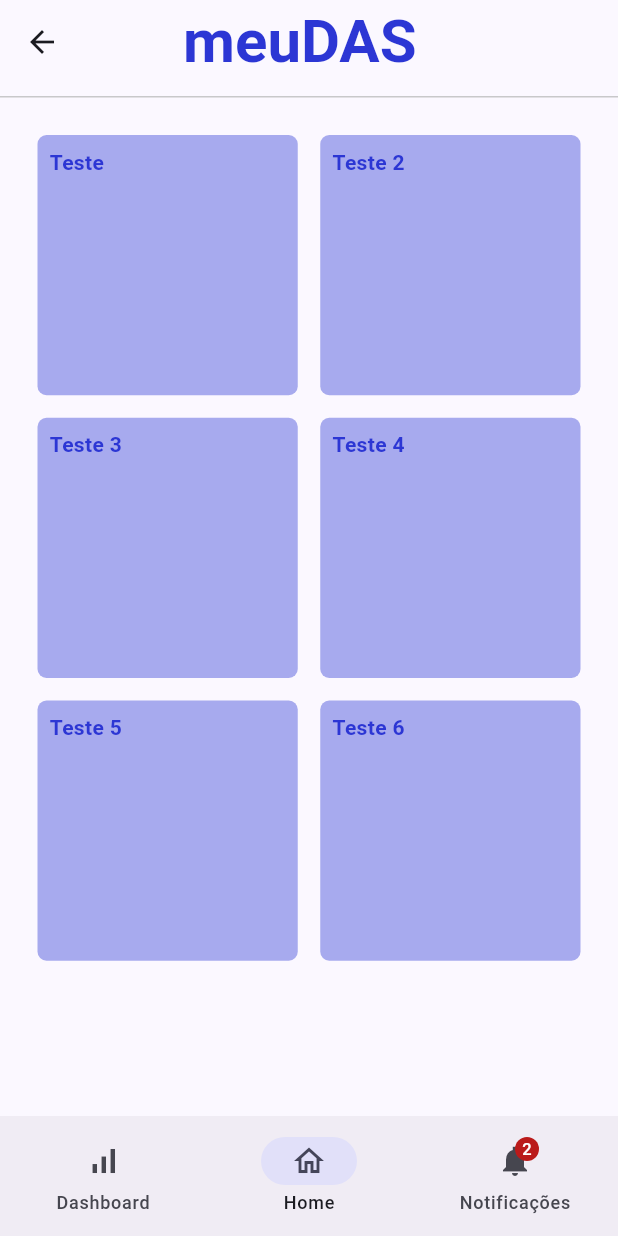
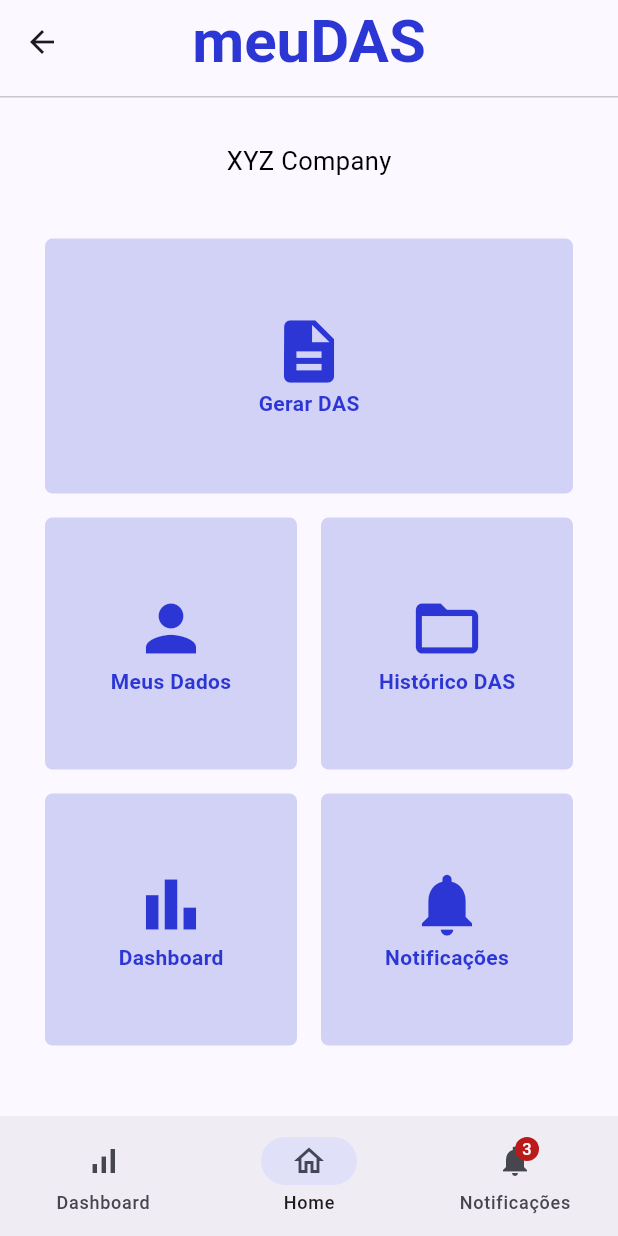
Before and after one commit to rafarcanjoatos/meu_das_flutter, a Flutter app: the GenericAppPageWidget screen opened directly, item 2 of the bottom bar chosen, on a phone screen of 412 x 824 dp. Run offline on Flutter 3.47's test engine with Material 3 defaults, Android fonts, the phone set to English and light mode, and no system bars; our stand-ins replace google_fonts; Roboto replaces fonts that are missing (Ubuntu).

Commit message:
Implementação Menu da Home
Criação do Grid conforme Layout, Criação dos labels e icons de cada item do menu. Endereçamento das páginas que já estão disponíveis.

```diff
--- a/lib/pages/app/home_page.dart
+++ b/lib/pages/app/home_page.dart
@@ -1,7 +1,6 @@
 import 'package:flutter/material.dart';
 import 'package:meu_das_flutter/widgets/menu/grid_view_widget.dart';
 import 'package:meu_das_flutter/widgets/page/generic_app_page_widget.dart';
-import 'package:meu_das_flutter/widgets/utils/text_widget.dart';
 
 class HomePage extends StatefulWidget {
   HomePage({super.key});
@@ -14,7 +13,7 @@ class _HomePageState extends State<HomePage> {
   @override
   Widget build(BuildContext context) {
     return GenericAppPageWidget(
-      body: GridViewWidget(),
+      body: const GridViewWidget(),
       pageIndex: 1,
     );
   }
--- a/lib/utils/app_strings.dart
+++ b/lib/utils/app_strings.dart
@@ -21,4 +21,12 @@ class AppStrings {
   static const String menuDashboard = "Dashboard";
   static const String menuHome = "Home";
   static const String menuNotifications = "Notificações";
+
+  static const Map<String, String> menuTitles = {
+    "menu_1": "Gerar DAS",
+    "menu_2": "Meus Dados",
+    "menu_3": "Histórico DAS",
+    "menu_4": "Dashboard",
+    "menu_5": "Notificações",
+  };
 }
--- a/lib/widgets/bar/app_bar_widget.dart
+++ b/lib/widgets/bar/app_bar_widget.dart
@@ -25,11 +25,9 @@ class _AppBarWidgetState extends State<AppBarWidget> {
         ),
       ),
       child: AppBar(
-        title: Padding(
-          padding: const EdgeInsetsDirectional.only(start: 50),
-          child: TextWidget.logoSmall(
-            text: AppStrings.appName,
-          ),
+        centerTitle: true,
+        title: TextWidget.logoSmall(
+          text: AppStrings.appName,
         ),
       ),
     );
--- a/lib/widgets/bar/bottom_navigation_bar_widget.dart
+++ b/lib/widgets/bar/bottom_navigation_bar_widget.dart
@@ -59,7 +59,7 @@ class _BottomNavigationBarWidgetState extends State<BottomNavigationBarWidget> {
         ),
         NavigationDestination(
           icon: Badge(
-            label: Text('2'),
+            label: Text('3'),
             child: Icon(Icons.notifications_sharp),
           ),
           label: AppStrings.menuNotifications,
--- a/lib/widgets/menu/grid_view_widget.dart
+++ b/lib/widgets/menu/grid_view_widget.dart
@@ -1,7 +1,9 @@
 import 'package:flutter/material.dart';
-import 'package:meu_das_flutter/utils/app_colors.dart';
+import 'package:meu_das_flutter/pages/app/dashboard_page.dart';
+import 'package:meu_das_flutter/pages/app/home_page.dart';
+import 'package:meu_das_flutter/pages/app/notifications_page.dart';
+import 'package:meu_das_flutter/utils/app_strings.dart';
 import 'package:meu_das_flutter/widgets/utils/item_menu_widget.dart';
-import 'package:meu_das_flutter/widgets/utils/text_widget.dart';
 
 class GridViewWidget extends StatefulWidget {
   const GridViewWidget({super.key});
@@ -13,17 +15,55 @@ class GridViewWidget extends StatefulWidget {
 class _GridViewWidgetState extends State<GridViewWidget> {
   @override
   Widget build(BuildContext context) {
-    return GridView.count(
-      crossAxisCount: 2,
-      crossAxisSpacing: 15,
-      mainAxisSpacing: 15,
-      children: const [
-        ItemMenuWidget(title: "Teste"),
-        ItemMenuWidget(title: "Teste 2"),
-        ItemMenuWidget(title: "Teste 3"),
-        ItemMenuWidget(title: "Teste 4"),
-        ItemMenuWidget(title: "Teste 5"),
-        ItemMenuWidget(title: "Teste 6"),
+    return Column(
+      children: [
+        Row(
+          children: [
+            Expanded(
+              child: ItemMenuWidget(
+                icon: Icons.description,
+                title: AppStrings.menuTitles["menu_1"] ?? "",
+                page: HomePage(),
+              ),
+            ),
+          ],
+        ),
+        const Padding(
+          padding: EdgeInsets.only(
+            bottom: 16,
+          ),
+        ),
+        Expanded(
+          child: GridView.count(
+            crossAxisCount: 2,
+            crossAxisSpacing: 16,
+            mainAxisSpacing: 16,
+            childAspectRatio: 1,
+            padding: EdgeInsets.zero,
+            children: [
+              ItemMenuWidget(
+                icon: Icons.person,
+                title: AppStrings.menuTitles["menu_2"] ?? "",
+                page: HomePage(),
+              ),
+              ItemMenuWidget(
+                icon: Icons.folder_open,
+                title: AppStrings.menuTitles["menu_3"] ?? "",
+                page: HomePage(),
+              ),
+              ItemMenuWidget(
+                icon: Icons.bar_chart,
+                title: AppStrings.menuTitles["menu_4"] ?? "",
+                page: DasboardPage(),
+              ),
+              ItemMenuWidget(
+                icon: Icons.notifications,
+                title: AppStrings.menuTitles["menu_5"] ?? "",
+                page: NotificationsPage(),
+              ),
+            ],
+          ),
+        ),
       ],
     );
   }
--- a/lib/widgets/page/generic_app_page_widget.dart
+++ b/lib/widgets/page/generic_app_page_widget.dart
@@ -1,6 +1,7 @@
 import 'package:flutter/material.dart';
 import 'package:meu_das_flutter/widgets/bar/app_bar_widget.dart';
 import 'package:meu_das_flutter/widgets/bar/bottom_navigation_bar_widget.dart';
+import 'package:meu_das_flutter/widgets/utils/text_widget.dart';
 
 class GenericAppPageWidget extends StatefulWidget {
   Widget body;
@@ -21,14 +22,18 @@ class _GenericAppPageWidgetState extends State<GenericAppPageWidget> {
     return Scaffold(
       appBar: const AppBarWidget(),
       body: Padding(
-        padding: const EdgeInsets.all(25.0),
+        padding: const EdgeInsets.all(30.0),
         child: Column(
+          mainAxisAlignment: MainAxisAlignment.center,
           children: [
-            SizedBox(
-              height: 650,
-              width: double.infinity,
-              child: Center(
-                child: widget.body,
+            TextWidget.description(text: "XYZ Company"),
+            const Padding(padding: EdgeInsets.symmetric(vertical: 20)),
+            Expanded(
+              child: SizedBox(
+                width: double.infinity,
+                child: Center(
+                  child: widget.body,
+                ),
               ),
             ),
           ],
--- a/lib/widgets/utils/button_widget.dart
+++ b/lib/widgets/utils/button_widget.dart
@@ -2,12 +2,11 @@ import 'package:flutter/material.dart';
 import 'package:google_fonts/google_fonts.dart';
 import 'package:meu_das_flutter/utils/app_colors.dart';
 
-// ignore: must_be_immutable
 class ButtonWidget extends StatefulWidget {
-  void Function()? onPressed;
-  String buttonText;
+  final void Function()? onPressed;
+  final String buttonText;
 
-  ButtonWidget({
+  const ButtonWidget({
     super.key,
     required this.onPressed,
     required this.buttonText,
--- a/lib/widgets/utils/item_menu_widget.dart
+++ b/lib/widgets/utils/item_menu_widget.dart
@@ -1,12 +1,17 @@
 import 'package:flutter/material.dart';
 import 'package:meu_das_flutter/utils/app_colors.dart';
+import 'package:meu_das_flutter/utils/navigator_utils.dart';
 import 'package:meu_das_flutter/widgets/utils/text_widget.dart';
 
 class ItemMenuWidget extends StatefulWidget {
   final String title;
+  final IconData icon;
+  final Widget page;
   const ItemMenuWidget({
     super.key,
+    required this.icon,
     required this.title,
+    required this.page,
   });
 
   @override
@@ -16,17 +21,35 @@ class ItemMenuWidget extends StatefulWidget {
 class _ItemMenuWidgetState extends State<ItemMenuWidget> {
   @override
   Widget build(BuildContext context) {
-    return Container(
-      decoration: const ShapeDecoration(
-        color: AppColors.purpleLight,
-        shape: RoundedRectangleBorder(
-          borderRadius: BorderRadius.all(
-            Radius.circular(6),
+    return InkWell(
+      onTap: () {
+        NavigatorUtils.navigatorScreen(
+          context,
+          widget.page,
+        );
+      },
+      child: Container(
+        height: 170,
+        decoration: ShapeDecoration(
+          color: AppColors.purple.withOpacity(0.2),
+          shape: const RoundedRectangleBorder(
+            borderRadius: BorderRadius.all(
+              Radius.circular(5),
+            ),
           ),
         ),
+        child: Column(
+          mainAxisAlignment: MainAxisAlignment.center,
+          children: [
+            Icon(
+              widget.icon,
+              color: AppColors.purple,
+              size: 50,
+            ),
+            TextWidget.link(text: widget.title),
+          ],
+        ),
       ),
-      padding: const EdgeInsets.all(8),
-      child: TextWidget.link(text: widget.title),
     );
   }
 }
```
